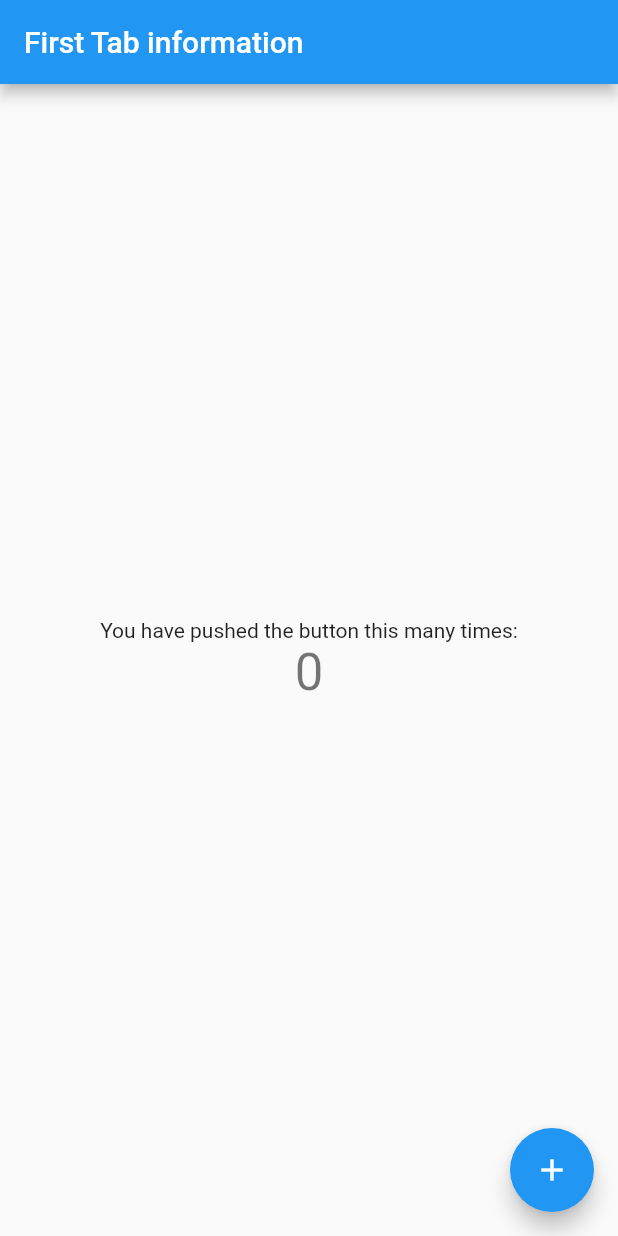
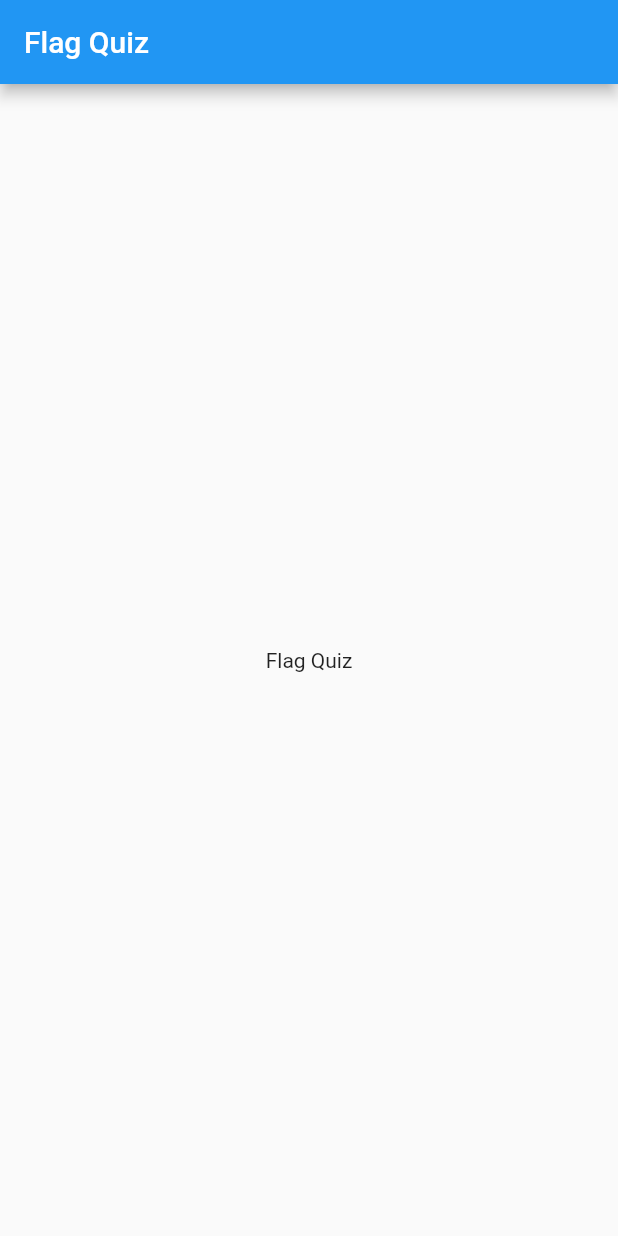
Before and after one commit to oungkee/intro_sample, a Flutter app: the page1 screen opened directly, on a phone screen of 412 x 824 dp. Run offline on Flutter 3.47's test engine with Material 2 defaults, Android fonts, the phone set to English and light mode, and no system bars; our stand-ins replace lottie.

Commit message:
불필요한 내용 정리.

```diff
--- a/lib/intro.dart
+++ b/lib/intro.dart
@@ -22,7 +22,7 @@ class _IntroPage extends State<IntroPage> {
 
   // 지연이 완료 된 후
   onDoneLoading() async {
-    // 인트로가 완료되면 p
+    // 인트로가 완료되면 다시 main의 MyHome 위젯으로 이동한다.
     Navigator.of(context)
         .pushReplacement(MaterialPageRoute(builder: (context) => MyHome()));
   }
@@ -30,9 +30,7 @@ class _IntroPage extends State<IntroPage> {
   @override
   Widget build(BuildContext context) {
     return Scaffold(
-      // appBar: AppBar(
-      //   title: Text('Intro Example'),
-      // ),
+      // appBar 없이 진행.
       body: Container(
         // 중앙 정렬
         alignment: Alignment.center,
--- a/lib/main.dart
+++ b/lib/main.dart
@@ -46,10 +46,10 @@ class _MyHomeState extends State<MyHome> with SingleTickerProviderStateMixin {
       body: IndexedStack(
         index: _currentIndex,
         children: [
-          page1(),
-          page2(),
-          page3(),
-          page4(),
+          page1(), //Flag Quiz
+          page2(), //Country Quiz
+          page3(), //Rank
+          page4(), //Information
         ],
       ),
       bottomNavigationBar: BottomNavigationBar(
--- a/lib/page1.dart
+++ b/lib/page1.dart
@@ -6,39 +6,24 @@ class page1 extends StatefulWidget {
 }
 
 class _page1State extends State<page1> {
-  int _counter = 0;
-
   void _incrementCounter() {
-    setState(() {
-      _counter++;
-    });
+    setState(() {});
   }
 
   @override
   Widget build(BuildContext context) {
     return Scaffold(
       appBar: AppBar(
-        title: Text('First Tab information'),
+        title: Text('Flag Quiz'),
       ),
       body: Center(
         child: Column(
           mainAxisAlignment: MainAxisAlignment.center,
           children: <Widget>[
-            const Text(
-              'You have pushed the button this many times:',
-            ),
-            Text(
-              '$_counter',
-              style: Theme.of(context).textTheme.headline4,
-            ),
+            const Text('Flag Quiz'),
           ],
         ),
       ),
-      floatingActionButton: FloatingActionButton(
-        onPressed: _incrementCounter,
-        tooltip: 'Increment',
-        child: const Icon(Icons.add),
-      ), // This trailing comma makes auto-formatting nicer for build methods.
     );
   }
 }
```
Also changed, not shown: lib/page2.dart (+19 -4 lines), lib/page3.dart (+19 -4 lines), lib/page4.dart (+19 -4 lines).
